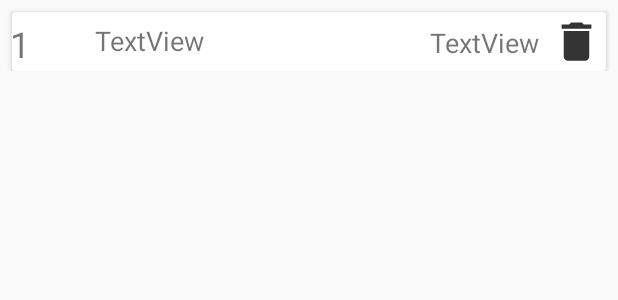
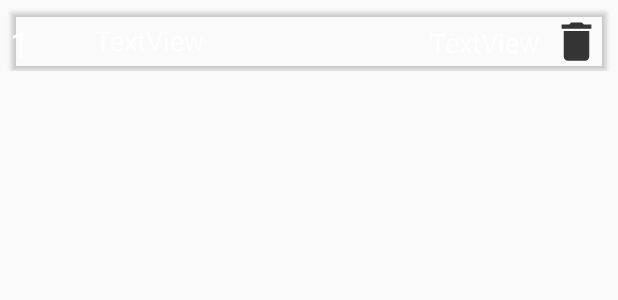
Before and after one commit to caijunqian/Timetable, an Android app: the layout cell.xml on its own in the app's theme, with its tools: preview values and no code run, on a phone screen of 412 x 824 dp. Shown: the top 300 px of the screen. Run offline under Robolectric (Android 15) with nearby library versions, the phone set to English and light mode, and no system bars.

Commit message:
修改notifications背景透明度

```diff
--- a/app/src/main/res/layout/cell.xml
+++ b/app/src/main/res/layout/cell.xml
@@ -12,8 +12,8 @@
         android:layout_marginLeft="8dp"
         android:layout_marginTop="8dp"
         android:layout_marginRight="8dp"
-        android:background="#0B0A0A"
-        android:foreground="?selectableItemBackground">
+        android:foreground="?selectableItemBackground"
+        app:cardBackgroundColor="#00FFFFFF">
 
         <androidx.constraintlayout.widget.ConstraintLayout
             android:layout_width="match_parent"
@@ -23,7 +23,7 @@
                 android:id="@+id/imageView"
                 android:layout_width="34dp"
                 android:layout_height="39dp"
-                android:contentDescription="icon"
+                android:contentDescription="@string/icon"
                 app:layout_constraintBottom_toBottomOf="parent"
                 app:layout_constraintDimensionRatio="w,1:1"
                 app:layout_constraintEnd_toEndOf="parent"
@@ -36,6 +36,7 @@
                 android:layout_width="44dp"
                 android:layout_height="30dp"
                 android:text="1"
+                android:textColor="#FFFFFF"
                 android:textSize="24sp"
                 app:layout_constraintBottom_toBottomOf="parent"
                 app:layout_constraintEnd_toStartOf="@+id/guideline7"
@@ -63,6 +64,7 @@
                 android:layout_marginStart="16dp"
                 android:layout_marginLeft="16dp"
                 android:text="TextView"
+                android:textColor="#FFFFFF"
                 android:textSize="18sp"
                 app:layout_constraintBottom_toBottomOf="parent"
                 app:layout_constraintEnd_toStartOf="@+id/textViewDate"
@@ -78,6 +80,7 @@
                 android:layout_marginEnd="8dp"
                 android:layout_marginRight="8dp"
                 android:text="TextView"
+                android:textColor="#FFFFFF"
                 android:textSize="18sp"
                 app:layout_constraintBottom_toBottomOf="parent"
                 app:layout_constraintEnd_toStartOf="@+id/imageView"
--- a/app/src/main/res/values/strings.xml
+++ b/app/src/main/res/values/strings.xml
@@ -31,5 +31,6 @@
     <string name="noticeName">事件名：</string>
     <string name="noticeDetail">详情：</string>
     <string name="submit">提交</string>
+    <string name="icon">icon</string>
 
 </resources>
```
